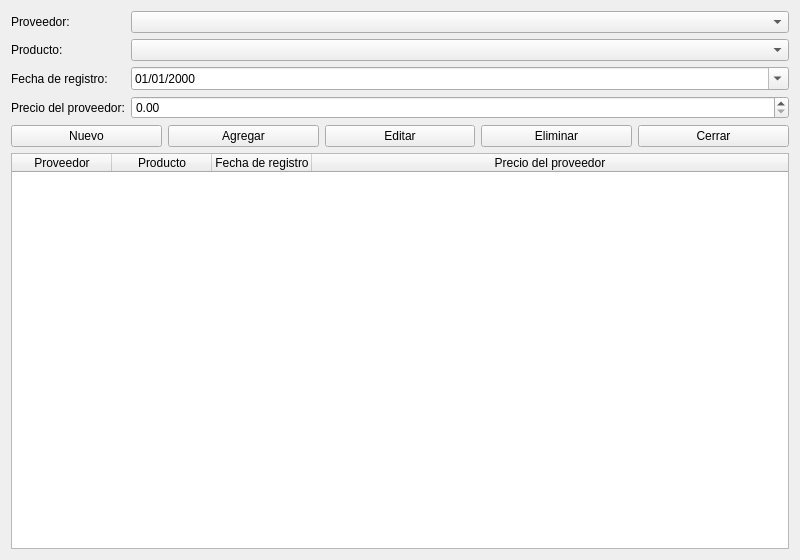
This is view/transacciones/ventana_detalle_proveedor_producto.ui in SantiagoRB17/Proyecto-Final-Bases-de-Datos-I as Qt 5 draws it before an edit. The edited form follows.
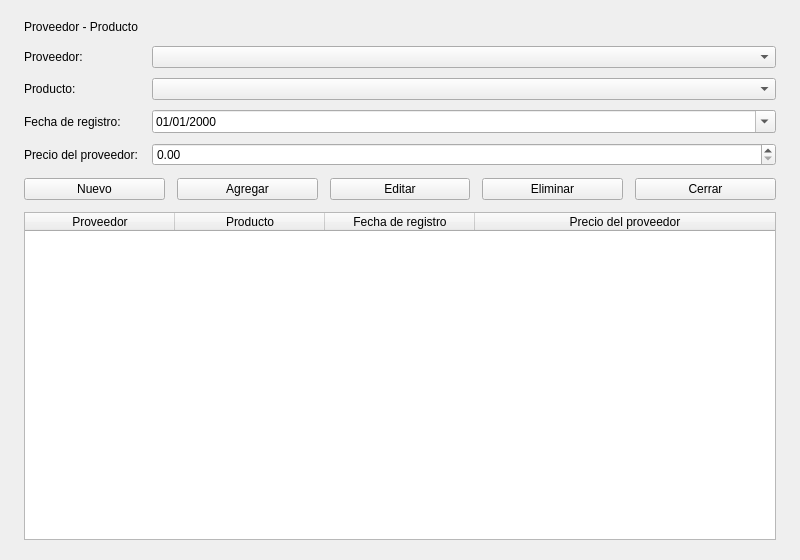
This is the edited form.

Commit message: feat: renovar la interfaz con tema propio y menú principal por tarjetas

Diff of the .ui file:
```diff
--- a/view/transacciones/ventana_detalle_proveedor_producto.ui
+++ b/view/transacciones/ventana_detalle_proveedor_producto.ui
@@ -13,9 +13,9 @@
   <property name="windowTitle">
    <string>Proveedor - Producto</string>
   </property>
-  <layout class="QVBoxLayout" name="layoutPrincipal">
+  <layout class="QVBoxLayout" name="layoutPrincipal"><property name="spacing"><number>12</number></property><property name="leftMargin"><number>24</number></property><property name="topMargin"><number>20</number></property><property name="rightMargin"><number>24</number></property><property name="bottomMargin"><number>20</number></property><item><widget class="QLabel" name="lblEncabezado"><property name="text"><string>Proveedor - Producto</string></property></widget></item>
    <item>
-    <layout class="QFormLayout" name="layoutFormulario">
+    <layout class="QFormLayout" name="layoutFormulario"><property name="horizontalSpacing"><number>14</number></property><property name="verticalSpacing"><number>10</number></property>
      <item row="0" column="0">
       <widget class="QLabel" name="lblProveedor">
        <property name="text">
@@ -136,10 +136,10 @@
      </property>
      <property name="selectionBehavior">
       <enum>QAbstractItemView::SelectionBehavior::SelectRows</enum>
-     </property>
+     </property><property name="alternatingRowColors"><bool>true</bool></property><property name="showGrid"><bool>false</bool></property>
      <attribute name="horizontalHeaderStretchLastSection">
       <bool>true</bool>
-     </attribute>
+     </attribute><attribute name="verticalHeaderVisible"><bool>false</bool></attribute><attribute name="horizontalHeaderDefaultSectionSize"><number>150</number></attribute>
      <column>
       <property name="text">
        <string>Proveedor</string>
```
The commit also changes 36 other files.
